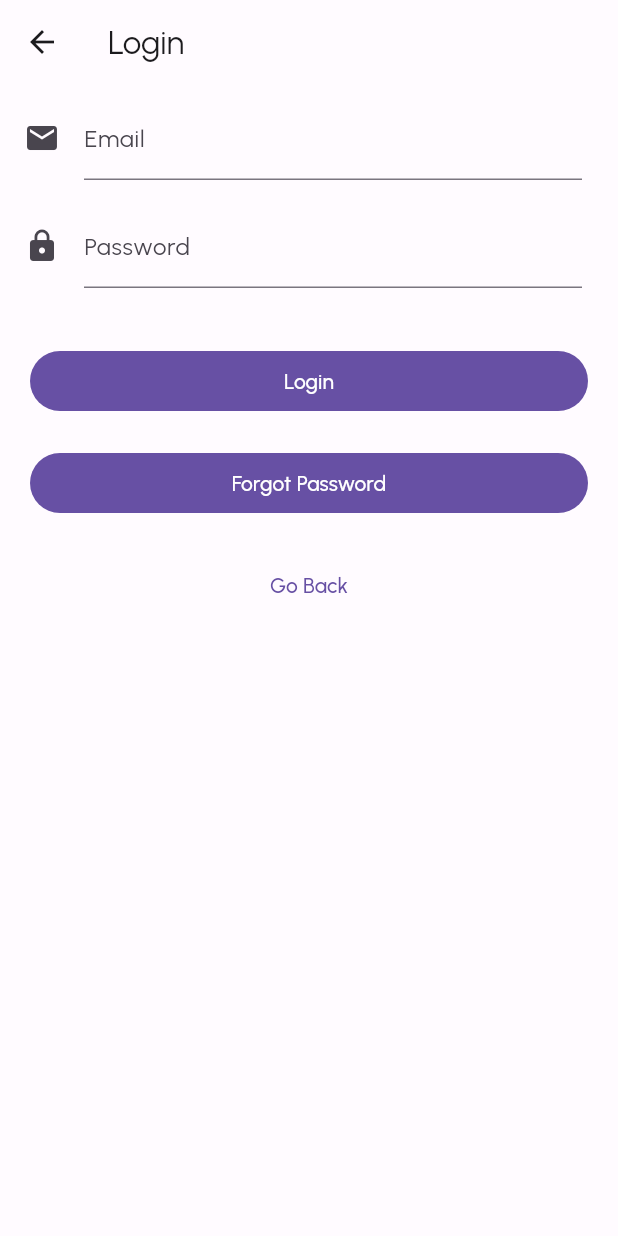
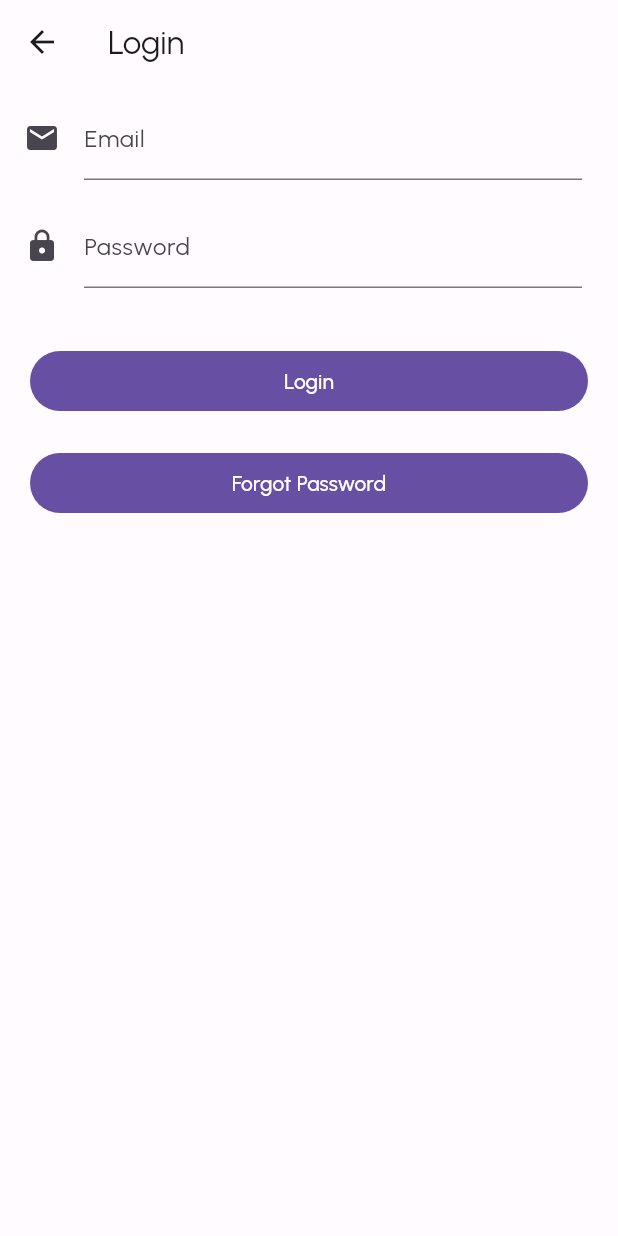
Before and after one commit to lbal837/capstone, a Flutter app: the screen it shows after launch, after a tap on "Login", on a phone screen of 412 x 824 dp. Run offline on Flutter 3.47's test engine with Material 2 defaults, Android fonts, the phone set to English and light mode, and no system bars; our stand-ins replace firebase_core, firebase_messaging, flutter_spinkit, shared_preferences; missing offline and left inert: amazon_cognito_identity_dart_2; accounts and stored records are empty.

Commit message:
Remove login GoBackButton

```diff
--- a/frontend/lib/ui/login/login_screen.dart
+++ b/frontend/lib/ui/login/login_screen.dart
@@ -3,7 +3,6 @@ import 'package:flutter/material.dart';
 import 'package:frontend/auth/user_service.dart';
 import 'package:frontend/domain/user.dart';
 import 'package:frontend/secrets.dart';
-import 'package:frontend/ui/login/widgets/login_go_back_button.dart';
 import 'package:frontend/ui/login/widgets/login_reset_password_button.dart';
 import 'package:frontend/ui/login/widgets/login_user_button.dart';
 import 'package:frontend/ui/login/widgets/login_user_email.dart';
@@ -110,11 +109,6 @@ class LoginScreenState extends State<LoginScreen> {
                         LoginUserPassword(user: _user),
                         LoginUserButton(onPressed: () => submit(context)),
                         LoginResetPasswordButton(screenSize: screenSize),
-                        LoginGoBackButton(
-                          onPressed: () {
-                            Navigator.pop(context);
-                          },
-                        )
                       ],
                     ),
                   );
--- a/frontend/lib/ui/login/widgets/login_go_back_button.dart
+++ /dev/null
@@ -1,21 +0,0 @@
-import 'package:flutter/material.dart';
-
-class LoginGoBackButton extends StatelessWidget {
-  final VoidCallback onPressed;
-
-  const LoginGoBackButton({Key? key, required this.onPressed})
-      : super(key: key);
-
-  @override
-  Widget build(BuildContext context) {
-    return Container(
-      padding: const EdgeInsets.only(left: 20.0, right: 20.0, bottom: 20.0),
-      child: TextButton(
-        onPressed: onPressed,
-        child: const Text(
-          'Go Back',
-        ),
-      ),
-    );
-  }
-}
```
